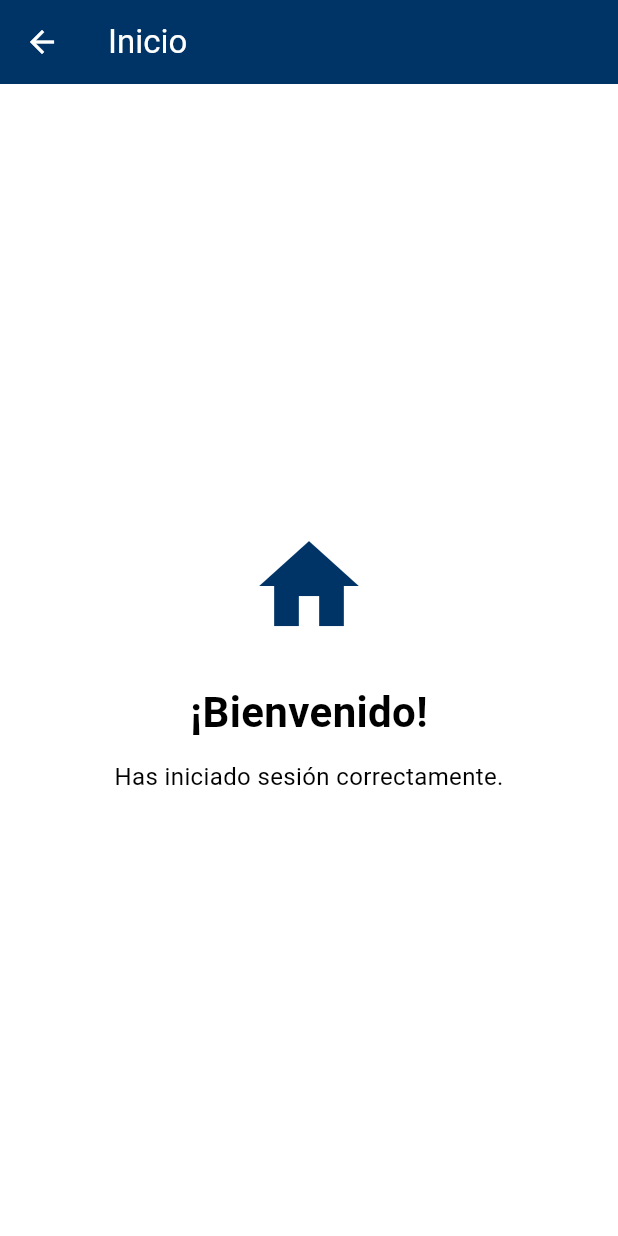
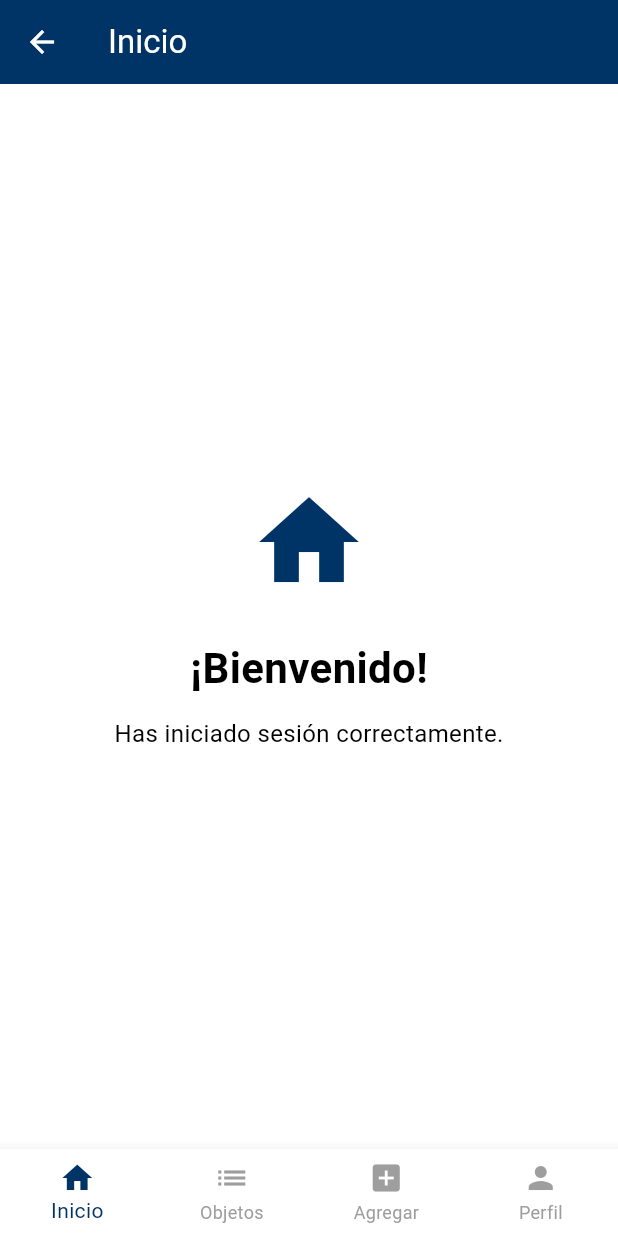
Before and after one commit to nkmelndz/objetos-perdidos-upt, a Flutter app: the HomeView screen opened by its route, on a phone screen of 412 x 824 dp. Run offline on Flutter 3.47's test engine with Material 3 defaults, Android fonts, the phone set to English and light mode, and no system bars; our stand-ins replace firebase_auth, firebase_core; accounts and stored records are empty; statements that could not run were skipped.

Commit message:
admin views navbar

```diff
--- a/lib/features/home/views/home_view.dart
+++ b/lib/features/home/views/home_view.dart
@@ -1,17 +1,78 @@
 import 'package:flutter/material.dart';
+import '../../objects/admin/views/objects_view.dart';
+import '../../objects/admin/views/add_object_view.dart';
+import '../../profile/views/profile_view.dart';
 
-class HomeView extends StatelessWidget {
+class HomeView extends StatefulWidget {
   const HomeView({Key? key}) : super(key: key);
+
+  @override
+  State<HomeView> createState() => _HomeViewState();
+}
+
+class _HomeViewState extends State<HomeView> {
+  int _selectedIndex = 0;
+
+  static const List<Widget> _pages = [
+    _HomeContent(),
+    ObjectsView(),
+    AddObjectView(),
+    ProfileView(),
+  ];
+
+  void _onItemTapped(int index) {
+    setState(() {
+      _selectedIndex = index;
+    });
+  }
 
   @override
   Widget build(BuildContext context) {
     return Scaffold(
       appBar: AppBar(
-        title: const Text('Inicio'),
+        title: Text(_getTitle(_selectedIndex)),
         backgroundColor: const Color(0xFF003366),
         foregroundColor: Colors.white,
       ),
-      body: Center(
+      body: _pages[_selectedIndex],
+      bottomNavigationBar: BottomNavigationBar(
+        currentIndex: _selectedIndex,
+        selectedItemColor: const Color(0xFF003366),
+        unselectedItemColor: Colors.grey,
+        onTap: _onItemTapped,
+        type: BottomNavigationBarType.fixed,
+        items: const [
+          BottomNavigationBarItem(icon: Icon(Icons.home), label: 'Inicio'),
+          BottomNavigationBarItem(icon: Icon(Icons.list), label: 'Objetos'),
+          BottomNavigationBarItem(icon: Icon(Icons.add_box), label: 'Agregar'),
+          BottomNavigationBarItem(icon: Icon(Icons.person), label: 'Perfil'),
+        ],
+      ),
+    );
+  }
+
+  String _getTitle(int index) {
+    switch (index) {
+      case 0:
+        return 'Inicio';
+      case 1:
+        return 'Objetos';
+      case 2:
+        return 'Agregar objeto';
+      case 3:
+        return 'Perfil';
+      default:
+        return '';
+    }
+  }
+}
+
+class _HomeContent extends StatelessWidget {
+  const _HomeContent();
+
+  @override
+  Widget build(BuildContext context) {
+    return Center(
       child: Column(
         mainAxisAlignment: MainAxisAlignment.center,
         children: const [
@@ -28,7 +89,6 @@ class HomeView extends StatelessWidget {
           ),
         ],
       ),
-      ),
     );
   }
 }
```
Also changed, not shown: lib/features/auth/viewmodel/login_viewmodel.dart (added, +20 -0 lines), lib/features/auth/views/login_view.dart (+18 -11 lines), lib/features/objects/admin/views/add_object_view.dart (added, +24 -0 lines), lib/features/objects/admin/views/objects_view.dart (added, +24 -0 lines), lib/features/objects/views/objects_view.dart (deleted, +0 -36 lines), lib/features/profile/views/profile_view.dart (added, +24 -0 lines). Lines whose indentation alone changed are shown as unchanged.
